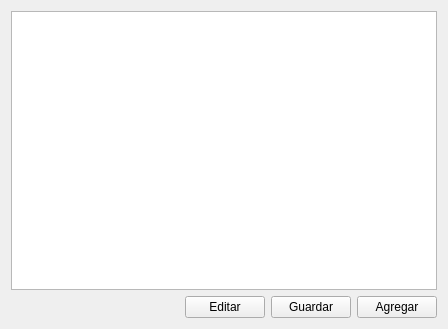
This is principal.ui in MishelleMenendez/P61-Qt-QWidgetTable as Qt 5 draws it before an edit. The edited form follows.
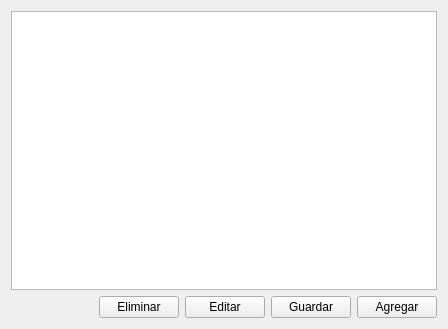
This is the edited form.

Commit message: Botones Editar y Eliminar

Patch:
```diff
--- a/principal.ui
+++ b/principal.ui
@@ -32,6 +32,13 @@
        </property>
       </spacer>
      </item>
+     <item>
+      <widget class="QPushButton" name="btnEliminar">
+       <property name="text">
+        <string>Eliminar</string>
+       </property>
+      </widget>
+     </item>
      <item>
       <widget class="QPushButton" name="btnEditar">
        <property name="text">
```
The commit also changes 4 other files.
